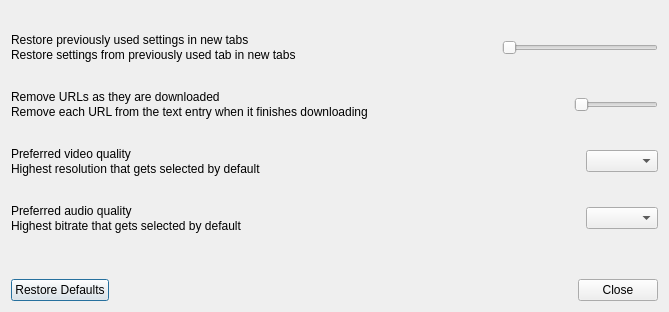
markop404/media-downloader, file src/media_downloader/ui/preferences_dialog.ui: the form before one commit.
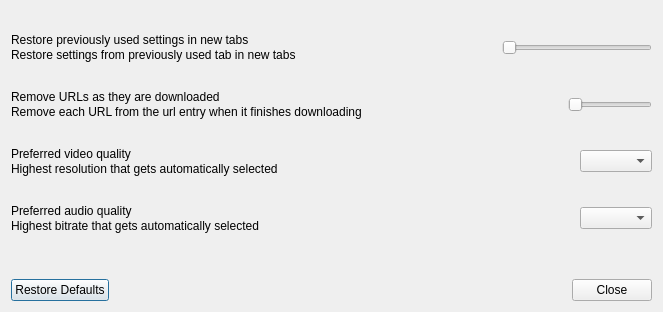
The form after the commit. Custom widgets are drawn as their Qt base class.

```diff
--- a/src/media_downloader/ui/preferences_dialog.ui
+++ b/src/media_downloader/ui/preferences_dialog.ui
@@ -141,7 +141,7 @@
           </font>
          </property>
          <property name="text">
-          <string>Remove each URL from the text entry when it finishes downloading</string>
+          <string>Remove each URL from the url entry when it finishes downloading</string>
          </property>
          <property name="textInteractionFlags">
           <set>Qt::TextInteractionFlag::LinksAccessibleByMouse|Qt::TextInteractionFlag::TextSelectableByMouse</set>
@@ -230,7 +230,7 @@
           </font>
          </property>
          <property name="text">
-          <string>Highest resolution that gets selected by default</string>
+          <string>Highest resolution that gets automatically selected</string>
          </property>
          <property name="textInteractionFlags">
           <set>Qt::TextInteractionFlag::LinksAccessibleByMouse|Qt::TextInteractionFlag::TextSelectableByMouse</set>
@@ -310,7 +310,7 @@
           </font>
          </property>
          <property name="text">
-          <string>Highest bitrate that gets selected by default</string>
+          <string>Highest bitrate that gets automatically selected</string>
          </property>
          <property name="textInteractionFlags">
           <set>Qt::TextInteractionFlag::LinksAccessibleByMouse|Qt::TextInteractionFlag::TextSelectableByMouse</set>
```
